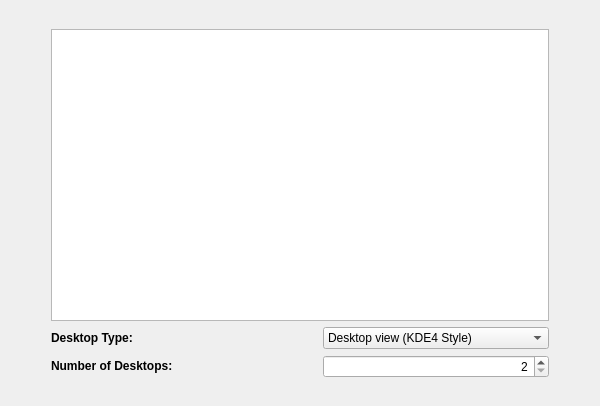
Old version of the form kde/kaptan/src/gui/styleWidget.ui in the repository pars-linux/uludag.
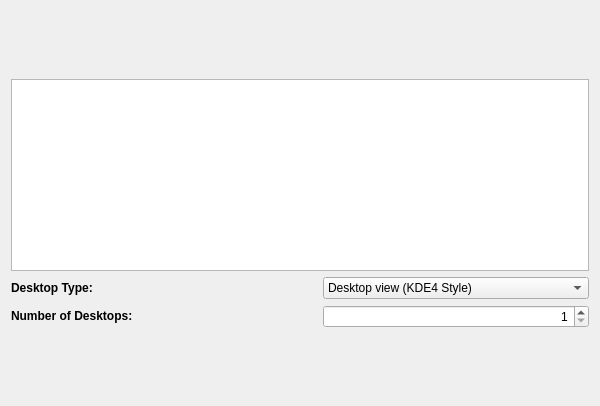
New version of the form.

Commit message: menu widget is ready

```diff
--- a/kde/kaptan/src/gui/styleWidget.ui
+++ b/kde/kaptan/src/gui/styleWidget.ui
@@ -14,13 +14,13 @@
    <string>Themes</string>
   </property>
   <layout class="QGridLayout" name="gridLayout">
-   <item row="0" column="1">
+   <item row="0" column="0">
     <spacer name="verticalSpacer">
      <property name="orientation">
       <enum>Qt::Vertical</enum>
      </property>
      <property name="sizeType">
-      <enum>QSizePolicy::Fixed</enum>
+      <enum>QSizePolicy::Expanding</enum>
      </property>
      <property name="sizeHint" stdset="0">
       <size>
@@ -30,23 +30,7 @@
      </property>
     </spacer>
    </item>
-   <item row="1" column="0">
-    <spacer name="horizontalSpacer">
-     <property name="orientation">
-      <enum>Qt::Horizontal</enum>
-     </property>
-     <property name="sizeType">
-      <enum>QSizePolicy::Fixed</enum>
-     </property>
-     <property name="sizeHint" stdset="0">
-      <size>
-       <width>40</width>
-       <height>20</height>
-      </size>
-     </property>
-    </spacer>
-   </item>
-   <item row="1" column="1" colspan="2">
+   <item row="1" column="0" colspan="2">
     <layout class="QVBoxLayout" name="verticalLayout">
      <item>
       <widget class="QListWidget" name="listStyles"/>
@@ -135,7 +119,7 @@
           <set>Qt::AlignRight|Qt::AlignTrailing|Qt::AlignVCenter</set>
          </property>
          <property name="minimum">
-          <number>2</number>
+          <number>1</number>
          </property>
         </widget>
        </item>
@@ -143,29 +127,13 @@
      </item>
     </layout>
    </item>
-   <item row="1" column="3">
-    <spacer name="horizontalSpacer_2">
-     <property name="orientation">
-      <enum>Qt::Horizontal</enum>
-     </property>
-     <property name="sizeType">
-      <enum>QSizePolicy::Fixed</enum>
-     </property>
-     <property name="sizeHint" stdset="0">
-      <size>
-       <width>40</width>
-       <height>20</height>
-      </size>
-     </property>
-    </spacer>
-   </item>
-   <item row="2" column="2">
+   <item row="2" column="1">
     <spacer name="verticalSpacer_2">
      <property name="orientation">
       <enum>Qt::Vertical</enum>
      </property>
      <property name="sizeType">
-      <enum>QSizePolicy::Fixed</enum>
+      <enum>QSizePolicy::Expanding</enum>
      </property>
      <property name="sizeHint" stdset="0">
       <size>
```
The commit also changes 3 other files.
